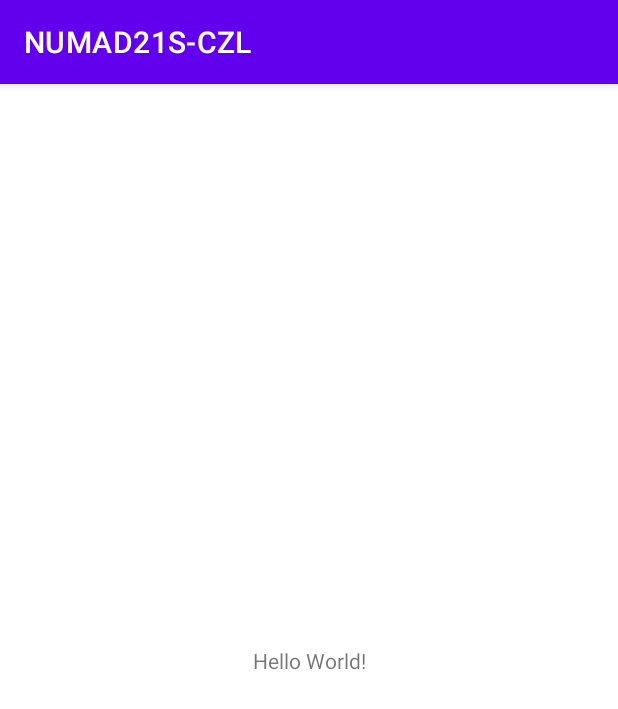
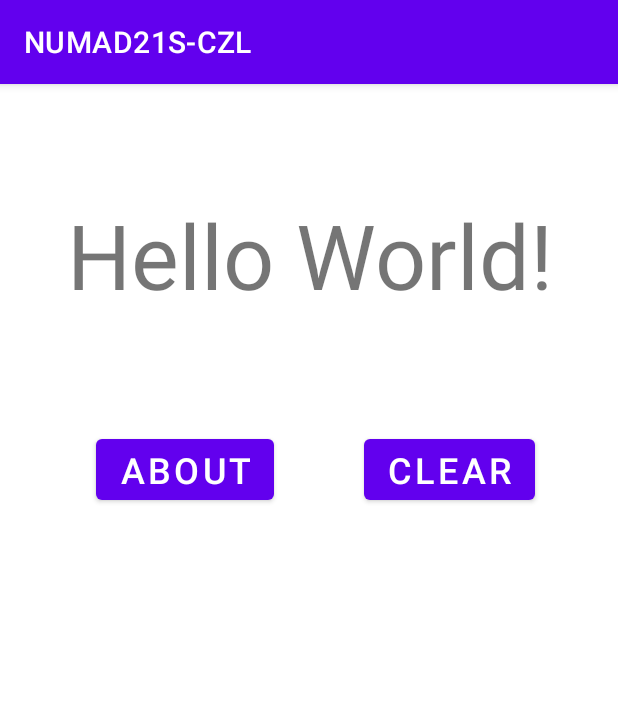
Before and after one commit to Clee2691/NUMAD21S-CZL, an Android app: the screen it shows after launch (MainActivity), on a phone screen of 412 x 824 dp. Shown: the top 709 px of the screen. Run offline under Robolectric (Android 15) with nearby library versions, the phone set to English and light mode, and no system bars.

Commit message:
Add icon, add about me functionality

```diff
--- a/app/src/main/AndroidManifest.xml
+++ b/app/src/main/AndroidManifest.xml
@@ -4,9 +4,9 @@
 
     <application
         android:allowBackup="true"
-        android:icon="@mipmap/ic_launcher"
+        android:icon="@mipmap/ic_launcher_czl"
         android:label="@string/app_name"
-        android:roundIcon="@mipmap/ic_launcher_round"
+        android:roundIcon="@mipmap/ic_launcher_czl_round"
         android:supportsRtl="true"
         android:theme="@style/Theme.NUMAD21SCZL">
         <activity android:name=".MainActivity">
--- a/app/src/main/res/layout/activity_main.xml
+++ b/app/src/main/res/layout/activity_main.xml
@@ -7,12 +7,70 @@
     tools:context=".MainActivity">
 
     <TextView
+        android:id="@+id/textView"
         android:layout_width="wrap_content"
         android:layout_height="wrap_content"
+        android:fontFamily="sans-serif-thin"
         android:text="Hello World!"
+        android:textAlignment="center"
+        android:textSize="60sp"
+        android:textStyle="bold"
         app:layout_constraintBottom_toBottomOf="parent"
         app:layout_constraintLeft_toLeftOf="parent"
         app:layout_constraintRight_toRightOf="parent"
-        app:layout_constraintTop_toTopOf="parent" />
+        app:layout_constraintTop_toTopOf="parent"
+        app:layout_constraintVertical_bias="0.107" />
+
+    <Button
+        android:id="@+id/clearButton"
+        android:layout_width="wrap_content"
+        android:layout_height="wrap_content"
+        android:onClick="aboutMe"
+        android:text="@string/clear_string"
+        android:textSize="24sp"
+        app:layout_constraintBottom_toBottomOf="parent"
+        app:layout_constraintEnd_toEndOf="parent"
+        app:layout_constraintHorizontal_bias="0.519"
+        app:layout_constraintStart_toEndOf="@+id/aboutButton"
+        app:layout_constraintTop_toBottomOf="@+id/textView"
+        app:layout_constraintVertical_bias="0.136" />
+
+    <Button
+        android:id="@+id/aboutButton"
+        android:layout_width="wrap_content"
+        android:layout_height="wrap_content"
+        android:layout_marginStart="64dp"
+        android:onClick="aboutMe"
+        android:text="@string/about_string"
+        android:textSize="24sp"
+        app:layout_constraintBottom_toBottomOf="parent"
+        app:layout_constraintStart_toStartOf="parent"
+        app:layout_constraintTop_toBottomOf="@+id/textView"
+        app:layout_constraintVertical_bias="0.136" />
+
+    <TextView
+        android:id="@+id/nameTextView"
+        android:layout_width="wrap_content"
+        android:layout_height="wrap_content"
+        android:fontFamily="sans-serif-condensed"
+        android:textAlignment="center"
+        android:textSize="72sp"
+        app:layout_constraintBottom_toBottomOf="parent"
+        app:layout_constraintEnd_toEndOf="parent"
+        app:layout_constraintStart_toStartOf="parent"
+        app:layout_constraintTop_toBottomOf="@+id/textView"
+        app:layout_constraintVertical_bias="0.342" />
+
+    <TextView
+        android:id="@+id/emailTextView"
+        android:layout_width="wrap_content"
+        android:layout_height="wrap_content"
+        android:textSize="24sp"
+        app:layout_constraintBottom_toBottomOf="parent"
+        app:layout_constraintEnd_toEndOf="parent"
+        app:layout_constraintHorizontal_bias="0.498"
+        app:layout_constraintStart_toStartOf="parent"
+        app:layout_constraintTop_toBottomOf="@+id/nameTextView"
+        app:layout_constraintVertical_bias="0.214" />
 
 </androidx.constraintlayout.widget.ConstraintLayout>
--- /dev/null
+++ b/app/src/main/res/mipmap-anydpi-v26/ic_launcher_czl.xml
@@ -0,0 +1,5 @@
+<?xml version="1.0" encoding="utf-8"?>
+<adaptive-icon xmlns:android="http://schemas.android.com/apk/res/android">
+    <background android:drawable="@drawable/ic_launcher_czl_background"/>
+    <foreground android:drawable="@drawable/ic_launcher_czl_foreground"/>
+</adaptive-icon>
--- /dev/null
+++ b/app/src/main/res/mipmap-anydpi-v26/ic_launcher_czl_round.xml
@@ -0,0 +1,5 @@
+<?xml version="1.0" encoding="utf-8"?>
+<adaptive-icon xmlns:android="http://schemas.android.com/apk/res/android">
+    <background android:drawable="@drawable/ic_launcher_czl_background"/>
+    <foreground android:drawable="@drawable/ic_launcher_czl_foreground"/>
+</adaptive-icon>
--- a/app/src/main/res/values/strings.xml
+++ b/app/src/main/res/values/strings.xml
@@ -1,3 +1,5 @@
 <resources>
     <string name="app_name">NUMAD21S-CZL</string>
+    <string name="about_string">About</string>
+    <string name="clear_string">Clear</string>
 </resources>
```
Also changed, not shown: app/src/main/java/com/example/numad21s_czl/MainActivity.java (+21 -0 lines), app/src/main/res/drawable/ic_launcher_czl_background.xml (added, +74 -0 lines), app/src/main/res/drawable/ic_launcher_czl_foreground.xml (added, +21 -0 lines), app/src/main/ic_launcher_czl-playstore.png (added), app/src/main/res/mipmap-hdpi/ic_launcher_czl.png (added), app/src/main/res/mipmap-hdpi/ic_launcher_czl_round.png (added), app/src/main/res/mipmap-mdpi/ic_launcher_czl.png (added), app/src/main/res/mipmap-mdpi/ic_launcher_czl_round.png (added), app/src/main/res/mipmap-xhdpi/ic_launcher_czl.png (added), app/src/main/res/mipmap-xhdpi/ic_launcher_czl_round.png (added), app/src/main/res/mipmap-xxhdpi/ic_launcher_czl.png (added), app/src/main/res/mipmap-xxhdpi/ic_launcher_czl_round.png (added), app/src/main/res/mipmap-xxxhdpi/ic_launcher_czl.png (added), app/src/main/res/mipmap-xxxhdpi/ic_launcher_czl_round.png (added).
